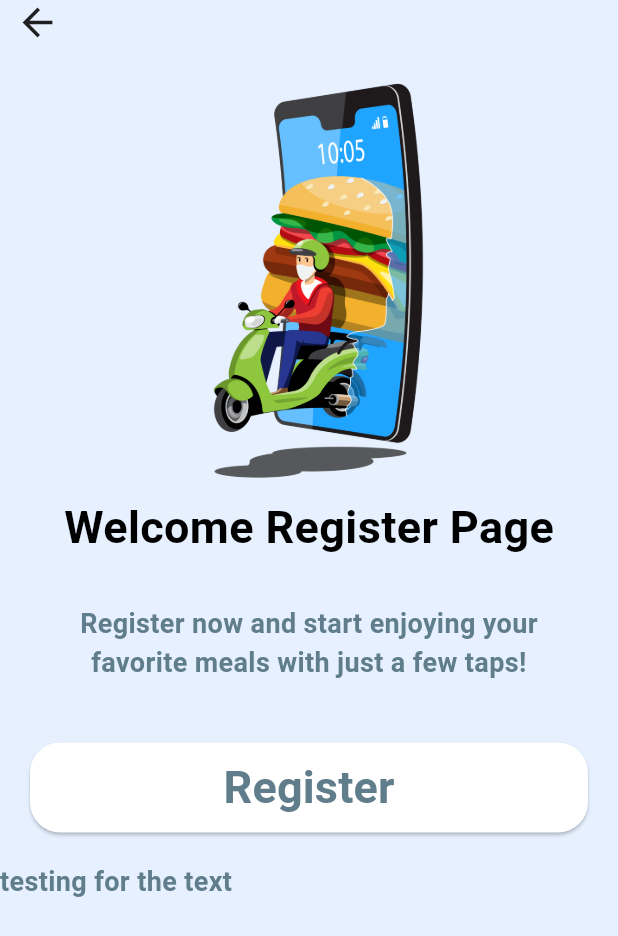
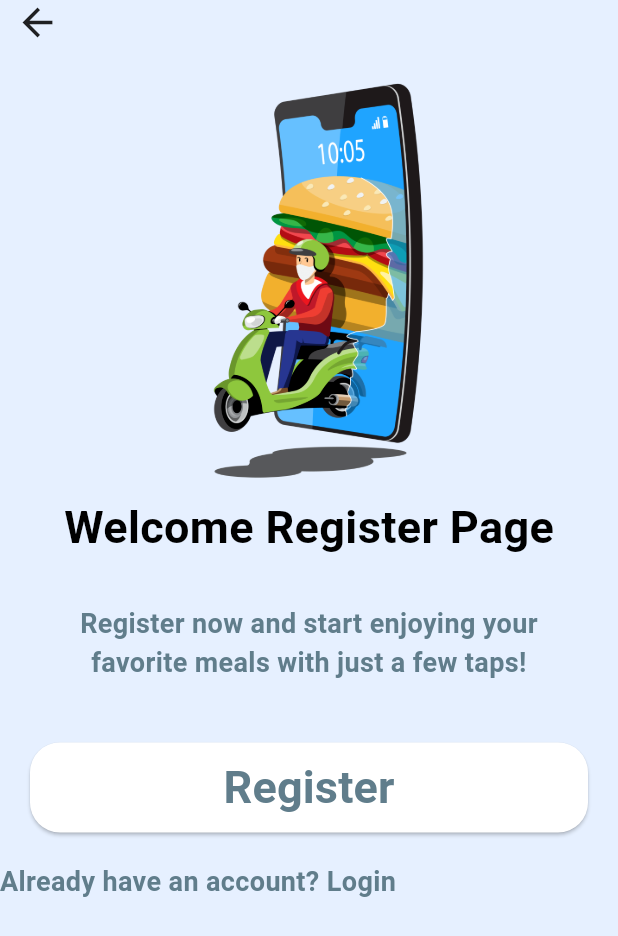
Before and after one commit to lixiuwen168-dev/flutter-cicd-project, a Flutter app: the RegisterPage screen opened directly, on a phone screen of 412 x 824 dp. Shown: the top 936 px of the screen. Run offline on Flutter 3.47's test engine with Material 3 defaults, Android fonts, the phone set to English and light mode, and no system bars; our stand-ins replace google_fonts; network calls fail.

Commit message:
testing_2

```diff
--- a/lib/pages/onbaording/register_page.dart
+++ b/lib/pages/onbaording/register_page.dart
@@ -91,7 +91,7 @@ class _RegisterPage extends State<RegisterPage> {
             SizedBox(height: 20),
             Text(
               textAlign: TextAlign.center,
-              "testing for the text",
+              "Already have an account? Login",
               style: TextStyle(
                 color: Colors.blueGrey,
                 fontSize: 18,
```
